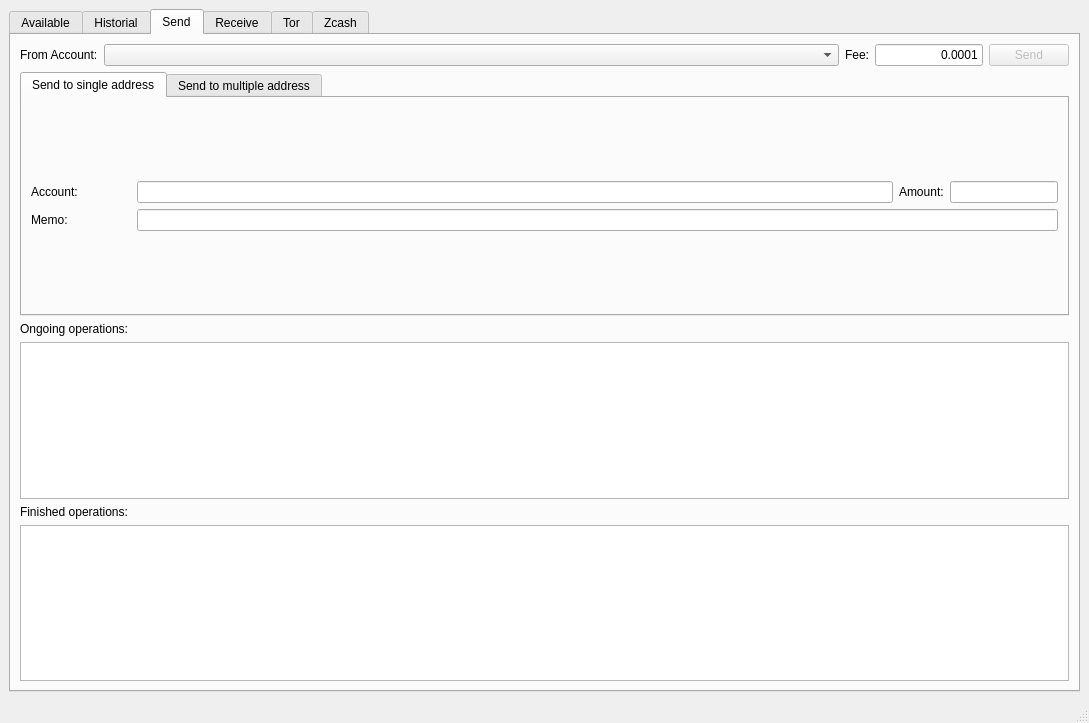
miguelmarco/pyzcto, file pyzcto.ui: the form before one commit.
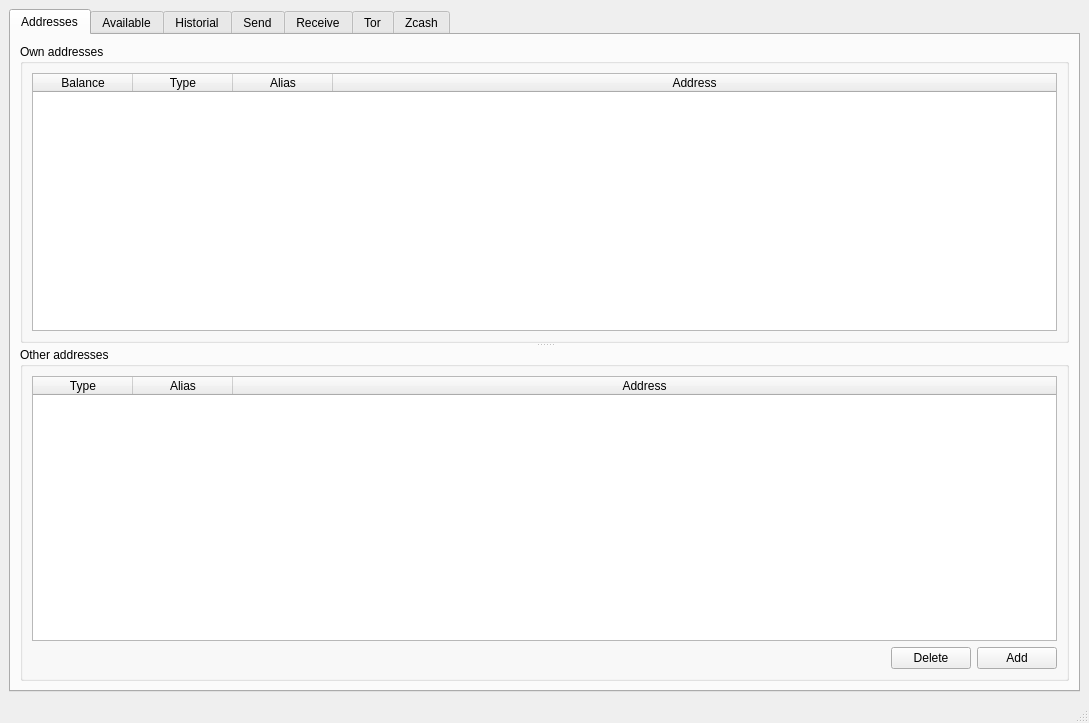
The form after the commit. The open tabs and pages were chosen to show the change.

Commit message: Added address aliases support

Patch:
```diff
--- a/pyzcto.ui
+++ b/pyzcto.ui
@@ -26,6 +26,117 @@
       <property name="currentIndex">
        <number>5</number>
       </property>
+      <widget class="QWidget" name="tab_2">
+       <attribute name="title">
+        <string>Addresses</string>
+       </attribute>
+       <layout class="QVBoxLayout" name="verticalLayout_19">
+        <item>
+         <widget class="QSplitter" name="splitter_4">
+          <property name="orientation">
+           <enum>Qt::Vertical</enum>
+          </property>
+          <widget class="QGroupBox" name="groupBox_12">
+           <property name="title">
+            <string>Own addresses</string>
+           </property>
+           <layout class="QVBoxLayout" name="verticalLayout_20">
+            <item>
+             <widget class="QTableWidget" name="tableWidget_ownaddresses">
+              <attribute name="horizontalHeaderCascadingSectionResizes">
+               <bool>true</bool>
+              </attribute>
+              <attribute name="horizontalHeaderStretchLastSection">
+               <bool>true</bool>
+              </attribute>
+              <column>
+               <property name="text">
+                <string>Balance</string>
+               </property>
+              </column>
+              <column>
+               <property name="text">
+                <string>Type</string>
+               </property>
+              </column>
+              <column>
+               <property name="text">
+                <string>Alias</string>
+               </property>
+              </column>
+              <column>
+               <property name="text">
+                <string>Address</string>
+               </property>
+              </column>
+             </widget>
+            </item>
+           </layout>
+          </widget>
+          <widget class="QGroupBox" name="groupBox_13">
+           <property name="title">
+            <string>Other addresses</string>
+           </property>
+           <layout class="QVBoxLayout" name="verticalLayout_21">
+            <item>
+             <widget class="QTableWidget" name="tableWidget_otheraddresses">
+              <attribute name="horizontalHeaderStretchLastSection">
+               <bool>true</bool>
+              </attribute>
+              <column>
+               <property name="text">
+                <string>Type</string>
+               </property>
+              </column>
+              <column>
+               <property name="text">
+                <string>Alias</string>
+               </property>
+              </column>
+              <column>
+               <property name="text">
+                <string>Address</string>
+               </property>
+              </column>
+             </widget>
+            </item>
+            <item>
+             <layout class="QHBoxLayout" name="horizontalLayout_11">
+              <item>
+               <spacer name="horizontalSpacer_7">
+                <property name="orientation">
+                 <enum>Qt::Horizontal</enum>
+                </property>
+                <property name="sizeHint" stdset="0">
+                 <size>
+                  <width>40</width>
+                  <height>20</height>
+                 </size>
+                </property>
+               </spacer>
+              </item>
+              <item>
+               <widget class="QPushButton" name="pushButton_deleteotheraddress">
+                <property name="text">
+                 <string>Delete</string>
+                </property>
+               </widget>
+              </item>
+              <item>
+               <widget class="QPushButton" name="pushButton_addotheraddress">
+                <property name="text">
+                 <string>Add</string>
+                </property>
+               </widget>
+              </item>
+             </layout>
+            </item>
+           </layout>
+          </widget>
+         </widget>
+        </item>
+       </layout>
+      </widget>
       <widget class="QWidget" name="tab_accounts">
        <attribute name="title">
         <string>Available</string>
@@ -354,15 +465,15 @@
                  </widget>
                 </item>
                 <item>
-                 <widget class="QLineEdit" name="line_sendaccount1">
+                 <widget class="QComboBox" name="line_sendaccount1">
                   <property name="sizePolicy">
                    <sizepolicy hsizetype="Expanding" vsizetype="Fixed">
                     <horstretch>1</horstretch>
                     <verstretch>0</verstretch>
                    </sizepolicy>
                   </property>
-                  <property name="alignment">
-                   <set>Qt::AlignRight|Qt::AlignTrailing|Qt::AlignVCenter</set>
+                  <property name="editable">
+                   <bool>true</bool>
                   </property>
                  </widget>
                 </item>
```
Left out of the diff: 5 changed lines with no effect on the pictures. The commit also changes 3 other files.
